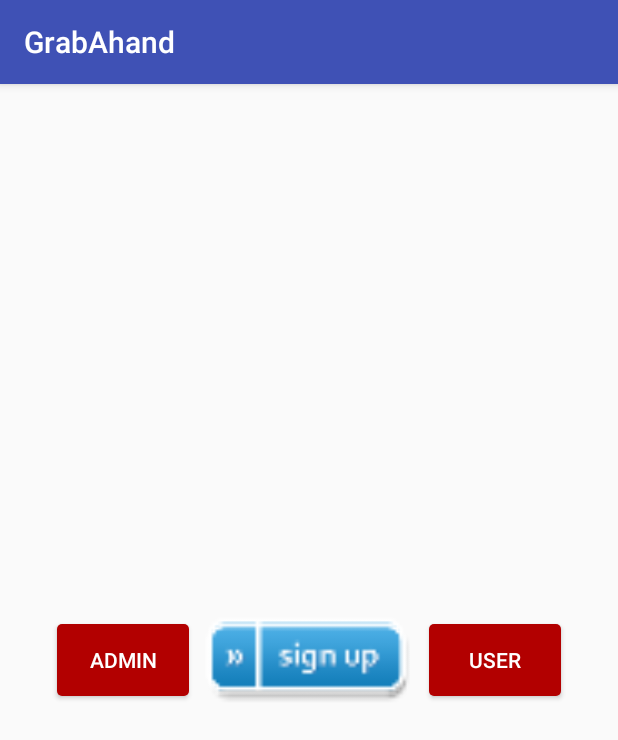
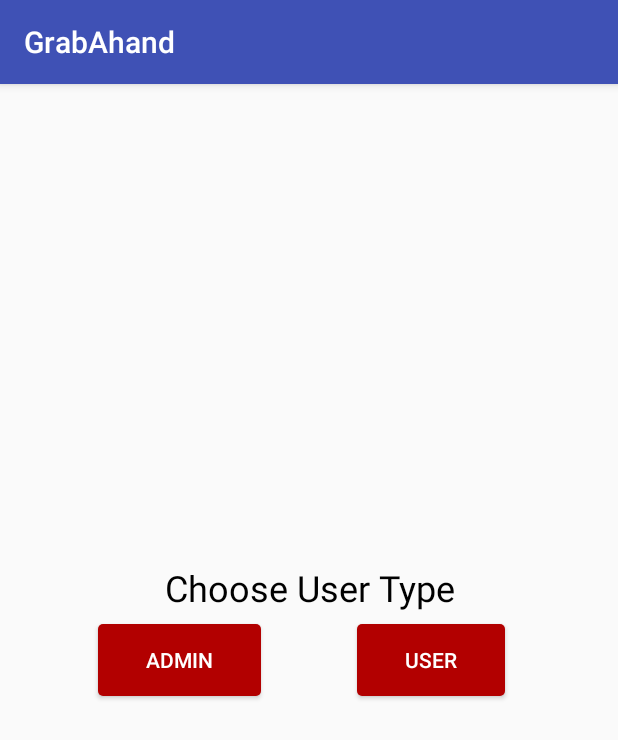
Before and after one commit to nikkialonzo20/GrabAhand2, an Android app: the screen it shows after launch (MainActivity), on a phone screen of 412 x 824 dp. Shown: the top 740 px of the screen. Run offline under Robolectric (Android 15) with nearby library versions, the phone set to English and light mode, and no system bars.

Commit message:
for merg

```diff
--- a/app/src/main/java/com/example/nikkialonzo/grabahand/Buttons.java
+++ b/app/src/main/java/com/example/nikkialonzo/grabahand/Buttons.java
@@ -3,8 +3,10 @@ package com.example.nikkialonzo.grabahand;
 import android.app.AlertDialog;
 import android.content.DialogInterface;
 import android.content.Intent;
+import android.content.SharedPreferences;
 import android.os.Bundle;
 import android.os.Handler;
+import android.preference.PreferenceManager;
 import android.support.v7.app.AppCompatActivity;
 import android.view.Menu;
 import android.view.MenuInflater;
--- a/app/src/main/java/com/example/nikkialonzo/grabahand/MainActivity.java
+++ b/app/src/main/java/com/example/nikkialonzo/grabahand/MainActivity.java
@@ -4,10 +4,10 @@ package com.example.nikkialonzo.grabahand;
 import android.content.Context;
 import android.content.Intent;
 import android.content.SharedPreferences;
-import android.os.Bundle;
 import android.os.Handler;
 import android.preference.PreferenceManager;
 import android.support.v7.app.AppCompatActivity;
+import android.os.Bundle;
 import android.view.View;
 import android.widget.Button;
 import android.widget.Toast;
--- a/app/src/main/res/layout/activity_fire.xml
+++ b/app/src/main/res/layout/activity_fire.xml
@@ -4,7 +4,6 @@
     android:id="@+id/activity_f_button"
     android:layout_width="match_parent"
     android:layout_height="match_parent"
-    android:background="#D3D3D3"
     android:paddingBottom="@dimen/activity_vertical_margin"
     android:paddingLeft="@dimen/activity_horizontal_margin"
     android:paddingRight="@dimen/activity_horizontal_margin"
--- a/app/src/main/res/layout/activity_hospital.xml
+++ b/app/src/main/res/layout/activity_hospital.xml
@@ -4,7 +4,6 @@
     android:id="@+id/activity_f_button"
     android:layout_width="match_parent"
     android:layout_height="match_parent"
-    android:background="#D3D3D3"
     android:paddingBottom="@dimen/activity_vertical_margin"
     android:paddingLeft="@dimen/activity_horizontal_margin"
     android:paddingRight="@dimen/activity_horizontal_margin"
--- a/app/src/main/res/layout/activity_main.xml
+++ b/app/src/main/res/layout/activity_main.xml
@@ -11,33 +11,45 @@
     android:paddingTop="@dimen/activity_vertical_margin"
     tools:context="com.example.nikkialonzo.grabahand.MainActivity">
 
-    <ImageButton
-        android:id="@+id/btnSignUp"
-        android:layout_width="160dp"
-        android:layout_height="180dp"
-        android:layout_centerInParent="true"
-        android:layout_marginTop="79dp"
-        android:background="@mipmap/signup"
-        android:scaleType="fitCenter"
-        app:srcCompat="@mipmap/signup" />
+    <TextView
+        android:layout_width="match_parent"
+        android:layout_height="wrap_content"
+        android:layout_above="@+id/space"
+        android:layout_centerHorizontal="true"
+        android:text="Choose User Type"
+        android:textAlignment="center"
+        android:textColor="#000000"
+        android:textSize="24sp" />
 
     <Button
         android:id="@+id/btnAdmin"
         android:layout_width="wrap_content"
         android:layout_height="wrap_content"
         android:layout_centerVertical="true"
-        android:layout_toStartOf="@+id/btnSignUp"
+        android:layout_toStartOf="@+id/space"
         android:background="@drawable/button"
+        android:paddingEnd="32dp"
+        android:paddingStart="32dp"
         android:text="Admin"
         android:textColor="#FFFFFF" />
+
+    <Space
+        android:id="@+id/space"
+        android:layout_width="wrap_content"
+        android:layout_height="wrap_content"
+        android:layout_centerInParent="true"
+        android:layout_margin="32dp" />
 
     <Button
         android:id="@+id/btnUser"
         android:layout_width="wrap_content"
         android:layout_height="wrap_content"
-        android:layout_centerVertical="true"
-        android:layout_toEndOf="@+id/btnSignUp"
+        android:layout_alignBaseline="@+id/btnAdmin"
+        android:layout_alignBottom="@+id/btnAdmin"
+        android:layout_toEndOf="@+id/space"
         android:background="@drawable/button"
+        android:paddingEnd="32dp"
+        android:paddingStart="32dp"
         android:text="User"
         android:textColor="#FFFFFF" />
 </RelativeLayout>
--- a/app/src/main/res/layout/activity_mechanic.xml
+++ b/app/src/main/res/layout/activity_mechanic.xml
@@ -4,7 +4,6 @@
     android:id="@+id/activity_f_button"
     android:layout_width="match_parent"
     android:layout_height="match_parent"
-    android:background="#D3D3D3"
     android:paddingBottom="@dimen/activity_vertical_margin"
     android:paddingLeft="@dimen/activity_horizontal_margin"
     android:paddingRight="@dimen/activity_horizontal_margin"
--- a/app/src/main/res/layout/activity_police.xml
+++ b/app/src/main/res/layout/activity_police.xml
@@ -4,7 +4,6 @@
     android:id="@+id/activity_f_button"
     android:layout_width="match_parent"
     android:layout_height="match_parent"
-    android:background="#D3D3D3"
     android:paddingBottom="@dimen/activity_vertical_margin"
     android:paddingLeft="@dimen/activity_horizontal_margin"
     android:paddingRight="@dimen/activity_horizontal_margin"
```
Also changed, not shown: app/src/main/java/com/example/nikkialonzo/grabahand/Introduction.java (+8 -3 lines), app/src/main/java/com/example/nikkialonzo/grabahand/MapActivity.java (+24 -0 lines).
